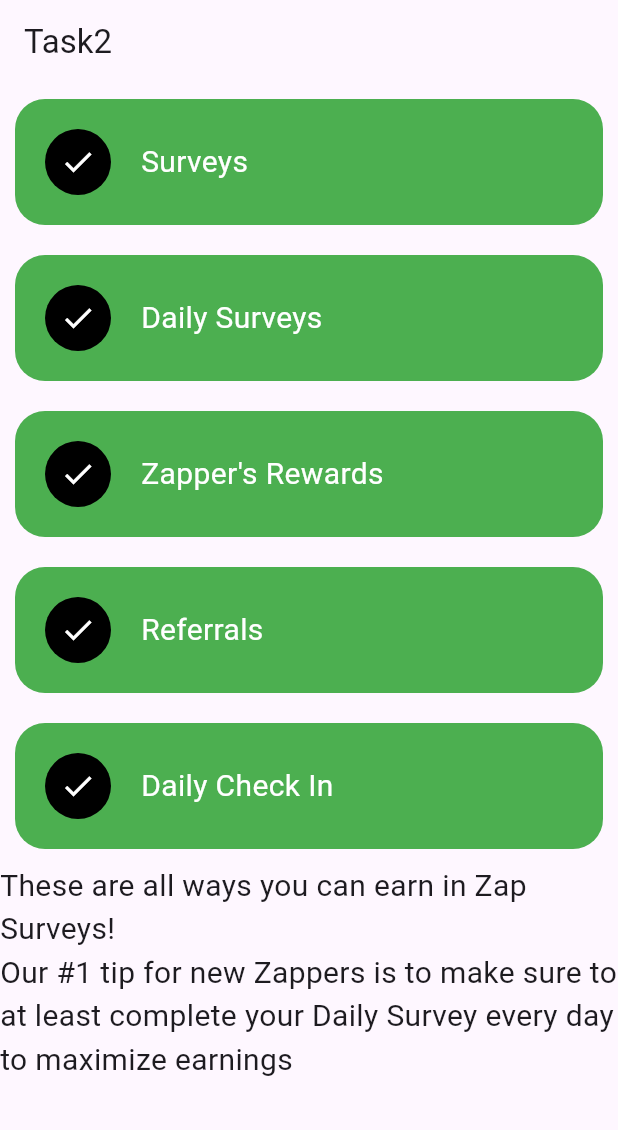
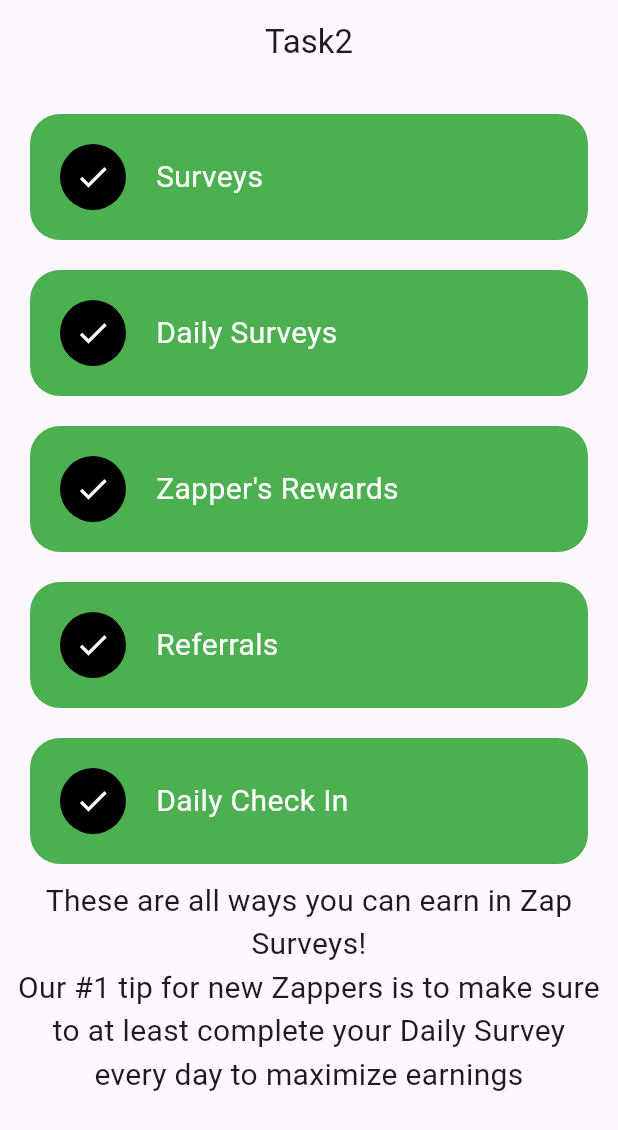
Before and after one commit to Faizan-glitch-os/smit_flutter_inClass_task2, a Flutter app: the screen it shows after launch, on a phone screen of 412 x 824 dp. Shown: the top 1130 px of the screen. Run offline on Flutter 3.47's test engine with Material 3 defaults, Android fonts, the phone set to English and light mode, and no system bars.

Commit message:
task 2 completed and optimized

```diff
--- a/lib/main.dart
+++ b/lib/main.dart
@@ -13,9 +13,16 @@ class Task2 extends StatelessWidget {
   Widget build(BuildContext context) {
     return Scaffold(
       appBar: AppBar(
-        title: Text('Task2'),
+        title: Center(
+          child: Text(
+            'Task2',
           ),
-      body: Column(
+        ),
+      ),
+      body: Container(
+        margin: EdgeInsets.all(5),
+        padding: EdgeInsets.all(5),
+        child: Column(
           children: [
             Container(
               margin: EdgeInsets.all(10),
@@ -143,15 +150,18 @@ class Task2 extends StatelessWidget {
               ),
             ),
             Text(
+              textAlign: TextAlign.center,
               'These are all ways you can earn in Zap Surveys!',
               style: TextStyle(fontSize: 20),
             ),
             Text(
+              textAlign: TextAlign.center,
               'Our #1 tip for new Zappers is to make sure to at least complete your Daily Survey every day to maximize earnings',
               style: TextStyle(fontSize: 20),
             ),
           ],
         ),
+      ),
     );
   }
 }
```
Lines whose indentation alone changed are shown as unchanged.
